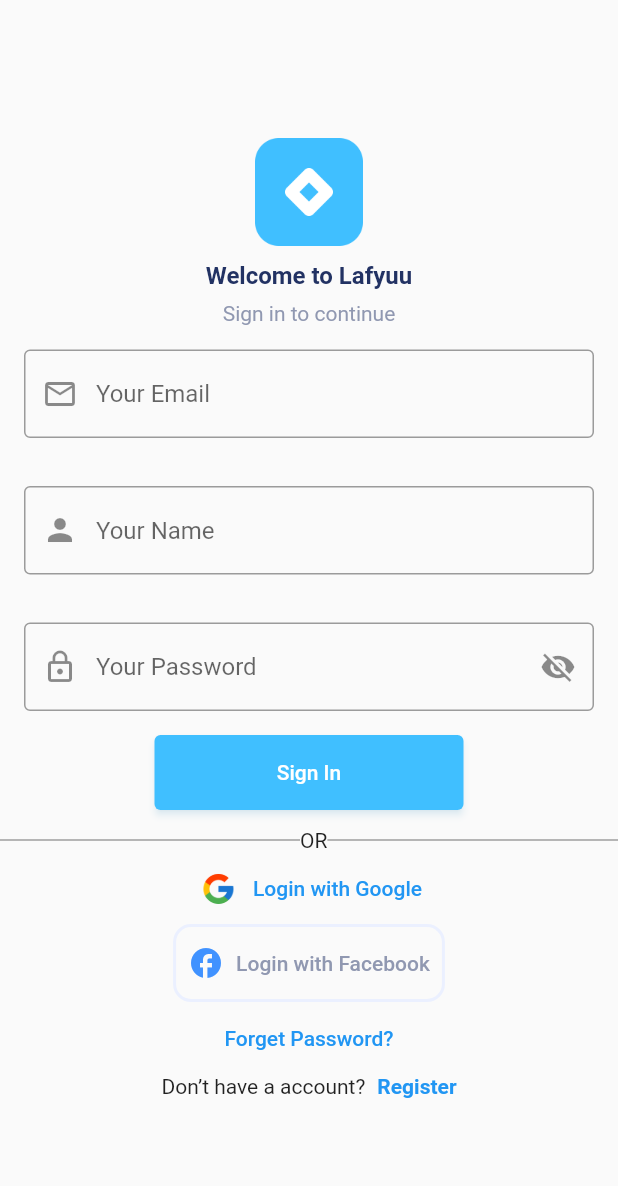
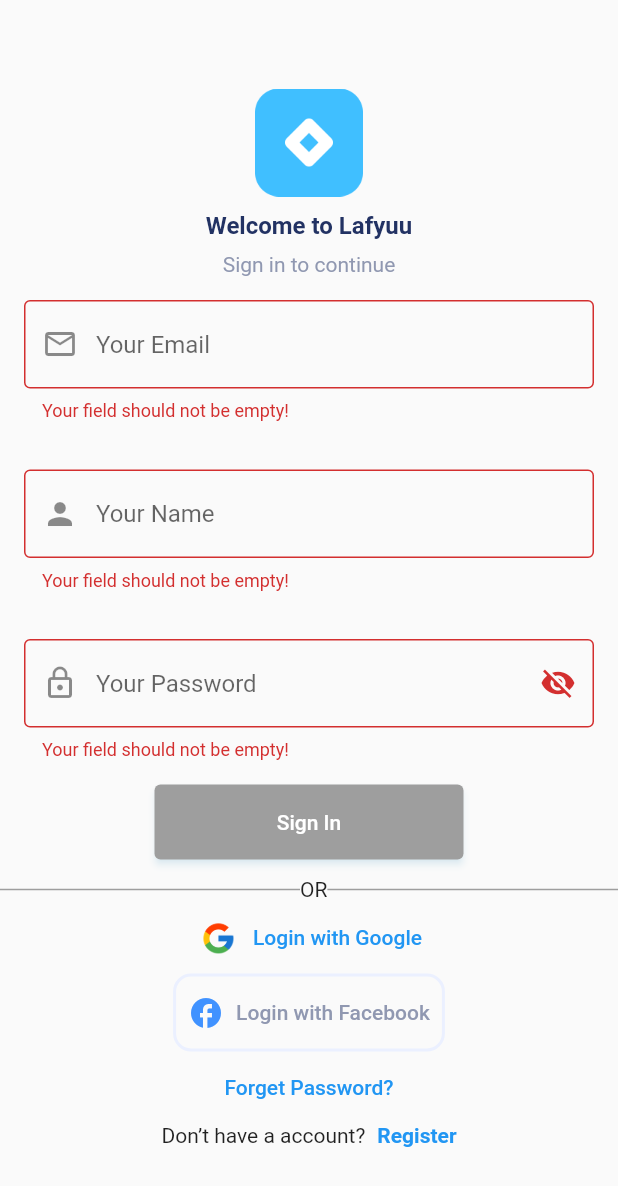
Before and after one commit to Youssefguba/new_project_sat26, a Flutter app: the screen it shows after launch, after a tap on "Sign In", on a phone screen of 412 x 824 dp. Shown: the top 1186 px of the screen. Run offline on Flutter 3.47's test engine with Material 2 defaults, Android fonts, the phone set to English and light mode, and no system bars.

Commit message:
update code

```diff
--- a/lib/features/authentication/screens/login_screen.dart
+++ b/lib/features/authentication/screens/login_screen.dart
@@ -11,11 +11,17 @@ class LoginScreen extends StatefulWidget {
 class _LoginScreenState extends State<LoginScreen> {
   bool isObscureText = true;
 
+  TextEditingController passwordController = TextEditingController();
+
+  GlobalKey<FormState> formKey = GlobalKey<FormState>();
+
   @override
   Widget build(BuildContext context) {
     return Scaffold(
       resizeToAvoidBottomInset: false,
       body: SafeArea(
+        child: Form(
+          key: formKey,
           child: Column(
             mainAxisAlignment: MainAxisAlignment.center,
             crossAxisAlignment: CrossAxisAlignment.center,
@@ -64,17 +70,13 @@ class _LoginScreenState extends State<LoginScreen> {
 
               // text field password
               CustomTextField(
+                controller: passwordController,
                 hint: 'Your Password',
                 icon: Icons.lock_outline,
                 obscureText: isObscureText,
                 suffixIcon: IconButton(
                   onPressed: () {
                     setState(() {
-                    // if (isObscureText) {
-                    //   isObscureText = false;
-                    // } else {
-                    //   isObscureText = true;
-                    // }
                       isObscureText = !isObscureText;
                     });
                   },
@@ -91,10 +93,12 @@ class _LoginScreenState extends State<LoginScreen> {
                 child: ElevatedButton(
                   child: Text('Sign In'),
                   onPressed: () {
-                  print('Hello You are signedIn');
+                    formKey.currentState!.validate();
                   },
                   style: ElevatedButton.styleFrom(
-                  backgroundColor: Color(0xff40BFFF),
+                    backgroundColor: passwordController.text.isEmpty
+                        ? Colors.grey
+                        : Color(0xff40BFFF),
                     shadowColor: Color(0xff40BFFF).withOpacity(0.24),
                     // fixedSize: Size(MediaQuery.of(context).size.width * 0.5, 40),
                   ),
@@ -129,7 +133,10 @@ class _LoginScreenState extends State<LoginScreen> {
               // login button with google
               TextButton.icon(
                 onPressed: () {},
-              icon: Image.asset('assets/images/google.png', height: 30),
+                icon: Image.asset(
+                  'assets/images/google.png',
+                  height: 30,
+                ),
                 label: Text('Login with Google'),
               ),
 
@@ -188,6 +195,7 @@ class _LoginScreenState extends State<LoginScreen> {
             ],
           ),
         ),
+      ),
     );
   }
 }
--- a/lib/features/authentication/widgets/custom_text_field.dart
+++ b/lib/features/authentication/widgets/custom_text_field.dart
@@ -6,12 +6,15 @@ class CustomTextField extends StatelessWidget {
   final bool obscureText;
   final Widget? suffixIcon;
 
+  final TextEditingController? controller;
+
   const CustomTextField({
     Key? key,
     required this.hint,
     required this.icon,
     this.obscureText = false, // default value
     this.suffixIcon,
+    this.controller,
 
   }) : super(key: key);
 
@@ -21,7 +24,14 @@ class CustomTextField extends StatelessWidget {
       margin: EdgeInsets.symmetric(vertical: 16, horizontal: 16),
       // margin: EdgeInsets.only(left: 16, right: 16, top: 10, bottom: 10),
       child: TextFormField(
+        controller: controller,
         obscureText: obscureText,
+        validator: (text) {
+          if(text!.isEmpty) {
+            return 'Your field should not be empty!';
+          }
+          return null;
+        },
         decoration: InputDecoration(
           hintText: hint,
           prefixIcon: Icon(icon),
```
Lines whose indentation alone changed are shown as unchanged.
